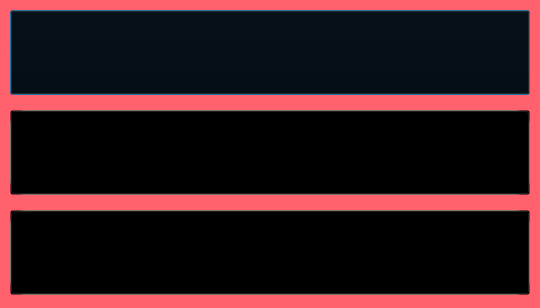
The window that UI/chat_popup.ui (Nakano-Fandao/work_with_osananajimi) describes before a commit, drawn with Qt 5.
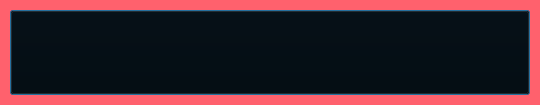
The same window after the commit.

The edit to the form file:
```diff
--- a/UI/chat_popup.ui
+++ b/UI/chat_popup.ui
@@ -1,13 +1,13 @@
 <?xml version="1.0" encoding="UTF-8"?>
 <ui version="4.0">
- <class>Dialog</class>
- <widget class="QDialog" name="Dialog">
+ <class>ChatPopup</class>
+ <widget class="QDialog" name="ChatPopup">
   <property name="geometry">
    <rect>
     <x>0</x>
     <y>0</y>
     <width>540</width>
-    <height>308</height>
+    <height>105</height>
    </rect>
   </property>
   <property name="windowTitle">
@@ -16,7 +16,7 @@
   <property name="styleSheet">
    <string notr="true">background-color: #FF616D;</string>
   </property>
-  <widget class="QTextBrowser" name="textBrowser">
+  <widget class="QTextBrowser" name="textBrowser_1">
    <property name="geometry">
     <rect>
      <x>10</x>
@@ -34,115 +34,21 @@
 }</string>
    </property>
    <property name="markdown">
-    <string>えっ、よかったじゃん…お似合いだよ
-
-</string>
-   </property>
-   <property name="html">
-    <string>&lt;!DOCTYPE HTML PUBLIC &quot;-//W3C//DTD HTML 4.0//EN&quot; &quot;http://www.w3.org/TR/REC-html40/strict.dtd&quot;&gt;
-&lt;html&gt;&lt;head&gt;&lt;meta name=&quot;qrichtext&quot; content=&quot;1&quot; /&gt;&lt;style type=&quot;text/css&quot;&gt;
-p, li { white-space: pre-wrap; }
-&lt;/style&gt;&lt;/head&gt;&lt;body style=&quot; font-family:'メイリオ'; font-size:16pt; font-weight:72; font-style:normal;&quot;&gt;
-&lt;p style=&quot; margin-top:10px; margin-bottom:10px; margin-left:0px; margin-right:0px; -qt-block-indent:0; text-indent:0px;&quot;&gt;えっ、よかったじゃん…お似合いだよ&lt;/p&gt;&lt;/body&gt;&lt;/html&gt;</string>
-   </property>
-  </widget>
-  <widget class="QPushButton" name="pushButton">
-   <property name="geometry">
-    <rect>
-     <x>10</x>
-     <y>10</y>
-     <width>520</width>
-     <height>85</height>
-    </rect>
-   </property>
-   <property name="styleSheet">
-    <string notr="true">QPushButton{background: transparent;}</string>
-   </property>
-   <property name="text">
     <string/>
    </property>
-  </widget>
-  <widget class="QTextBrowser" name="textBrowser_2">
-   <property name="geometry">
-    <rect>
-     <x>10</x>
-     <y>110</y>
-     <width>520</width>
-     <height>85</height>
-    </rect>
-   </property>
-   <property name="styleSheet">
-    <string notr="true">QTextBrowser {
-	background-color: #FFEAC9;
-	border-radius: 15px;
-	color: #343A40;
-	font: 75 16pt &quot;メイリオ&quot;;
-}</string>
-   </property>
-   <property name="markdown">
-    <string>嫌だ嫌だ嫌だ
-
-</string>
-   </property>
    <property name="html">
     <string>&lt;!DOCTYPE HTML PUBLIC &quot;-//W3C//DTD HTML 4.0//EN&quot; &quot;http://www.w3.org/TR/REC-html40/strict.dtd&quot;&gt;
 &lt;html&gt;&lt;head&gt;&lt;meta name=&quot;qrichtext&quot; content=&quot;1&quot; /&gt;&lt;style type=&quot;text/css&quot;&gt;
 p, li { white-space: pre-wrap; }
 &lt;/style&gt;&lt;/head&gt;&lt;body style=&quot; font-family:'メイリオ'; font-size:16pt; font-weight:72; font-style:normal;&quot;&gt;
-&lt;p style=&quot; margin-top:10px; margin-bottom:10px; margin-left:0px; margin-right:0px; -qt-block-indent:0; text-indent:0px;&quot;&gt;嫌だ嫌だ嫌だ&lt;/p&gt;&lt;/body&gt;&lt;/html&gt;</string>
+&lt;p style=&quot;-qt-paragraph-type:empty; margin-top:0px; margin-bottom:0px; margin-left:0px; margin-right:0px; -qt-block-indent:0; text-indent:0px;&quot;&gt;&lt;br /&gt;&lt;/p&gt;&lt;/body&gt;&lt;/html&gt;</string>
    </property>
   </widget>
-  <widget class="QTextBrowser" name="textBrowser_3">
+  <widget class="QPushButton" name="pushButton_1">
    <property name="geometry">
     <rect>
      <x>10</x>
-     <y>210</y>
-     <width>520</width>
-     <height>85</height>
-    </rect>
-   </property>
-   <property name="styleSheet">
-    <string notr="true">QTextBrowser {
-	background-color: #FFEAC9;
-	border-radius: 15px;
-	color: #343A40;
-	font: 75 16pt &quot;メイリオ&quot;;
-}</string>
-   </property>
-   <property name="markdown">
-    <string>付き合うのか、俺以外の奴と。
-
-</string>
-   </property>
-   <property name="html">
-    <string>&lt;!DOCTYPE HTML PUBLIC &quot;-//W3C//DTD HTML 4.0//EN&quot; &quot;http://www.w3.org/TR/REC-html40/strict.dtd&quot;&gt;
-&lt;html&gt;&lt;head&gt;&lt;meta name=&quot;qrichtext&quot; content=&quot;1&quot; /&gt;&lt;style type=&quot;text/css&quot;&gt;
-p, li { white-space: pre-wrap; }
-&lt;/style&gt;&lt;/head&gt;&lt;body style=&quot; font-family:'メイリオ'; font-size:16pt; font-weight:72; font-style:normal;&quot;&gt;
-&lt;p style=&quot; margin-top:10px; margin-bottom:10px; margin-left:0px; margin-right:0px; -qt-block-indent:0; text-indent:0px;&quot;&gt;付き合うのか、俺以外の奴と。&lt;/p&gt;&lt;/body&gt;&lt;/html&gt;</string>
-   </property>
-  </widget>
-  <widget class="QPushButton" name="pushButton_2">
-   <property name="geometry">
-    <rect>
-     <x>10</x>
-     <y>110</y>
-     <width>520</width>
-     <height>85</height>
-    </rect>
-   </property>
-   <property name="styleSheet">
-    <string notr="true">QPushButton{background: transparent;}</string>
-   </property>
-   <property name="text">
-    <string/>
-   </property>
-  </widget>
-  <widget class="QPushButton" name="pushButton_3">
-   <property name="geometry">
-    <rect>
-     <x>10</x>
-     <y>210</y>
+     <y>10</y>
      <width>520</width>
      <height>85</height>
     </rect>
```
